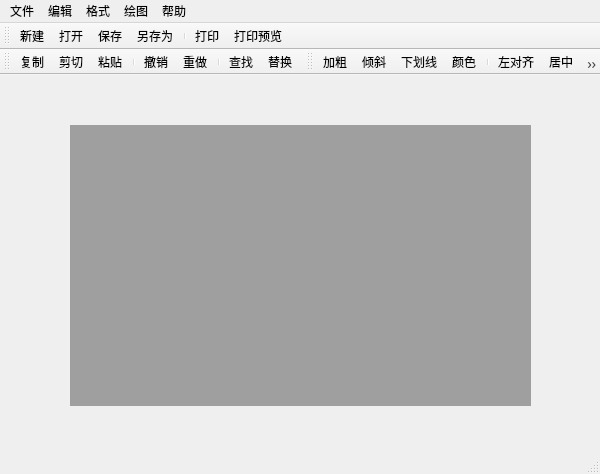
Qt form mainwindow.ui (dingyx99/oop-qtnotepad) before a commit.
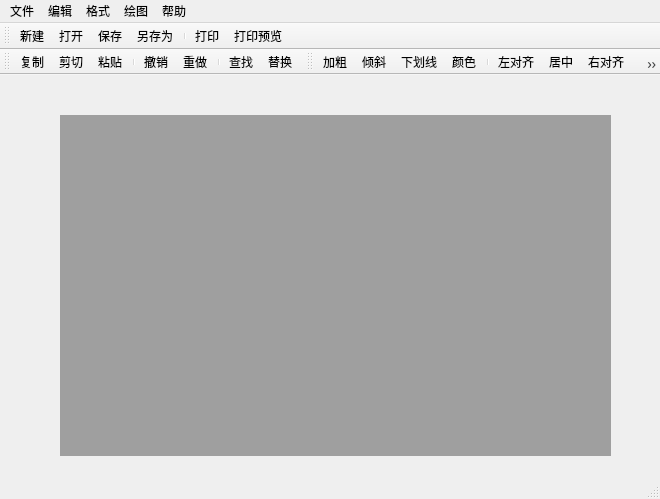
The same form after that commit. Icons and pictures are not drawn.

Patch:
```diff
--- a/mainwindow.ui
+++ b/mainwindow.ui
@@ -6,8 +6,8 @@
    <rect>
     <x>0</x>
     <y>0</y>
-    <width>600</width>
-    <height>474</height>
+    <width>660</width>
+    <height>499</height>
    </rect>
   </property>
   <property name="windowTitle">
@@ -20,14 +20,14 @@
    <widget class="QMdiArea" name="mdiArea">
     <property name="geometry">
      <rect>
-      <x>70</x>
-      <y>50</y>
-      <width>461</width>
-      <height>281</height>
+      <x>60</x>
+      <y>40</y>
+      <width>551</width>
+      <height>341</height>
      </rect>
     </property>
    </widget>
-   <widget class="QWidget" name="">
+   <widget class="QWidget" name="layoutWidget">
     <property name="geometry">
      <rect>
       <x>0</x>
@@ -77,7 +77,7 @@
     <rect>
      <x>0</x>
      <y>0</y>
-     <width>600</width>
+     <width>660</width>
      <height>23</height>
     </rect>
    </property>
@@ -154,7 +154,7 @@
     <enum>TopToolBarArea</enum>
    </attribute>
    <attribute name="toolBarBreak">
-    <bool>true</bool>
+    <bool>false</bool>
    </attribute>
    <addaction name="action_new"/>
    <addaction name="action_open"/>
```
